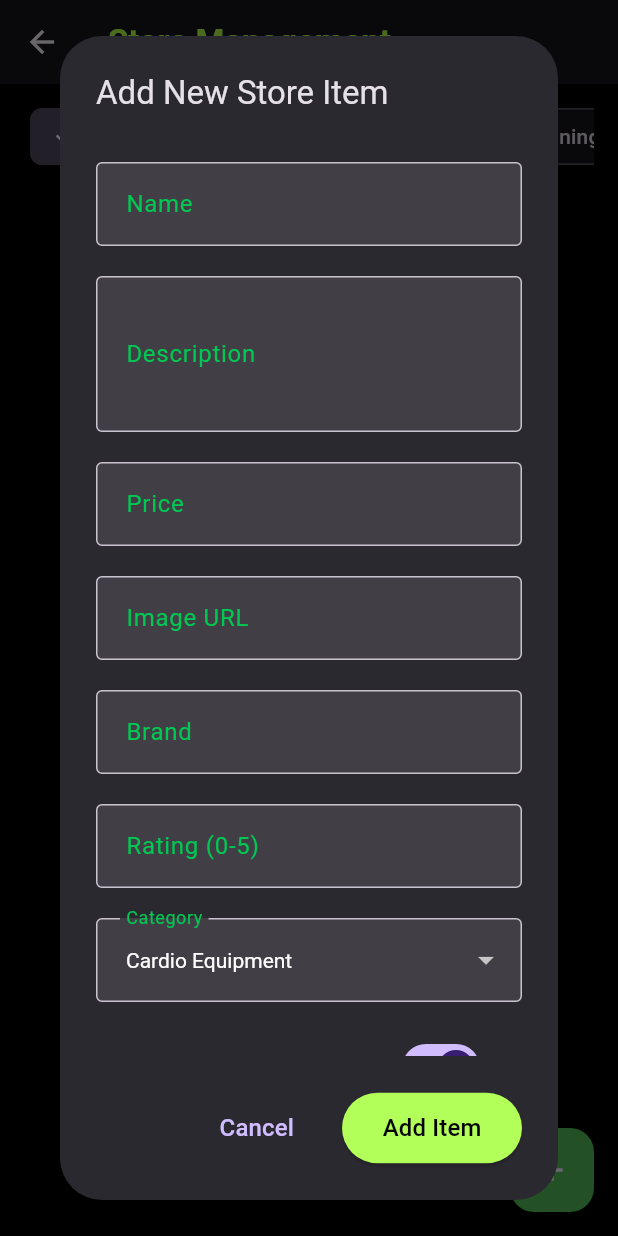
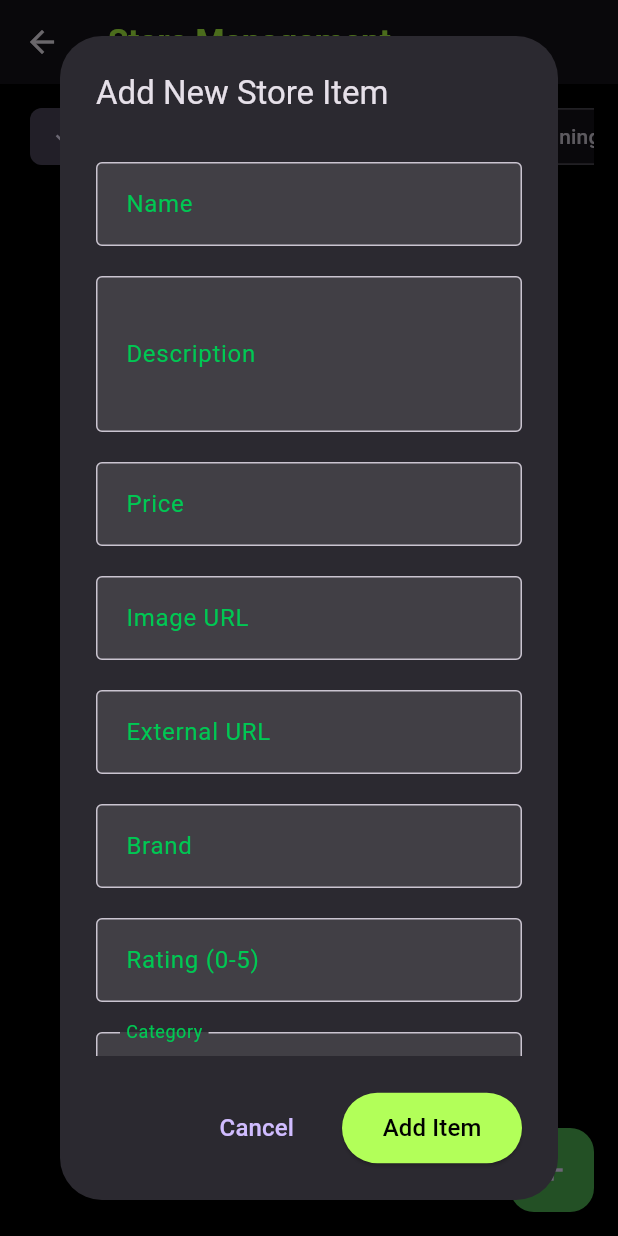
Before and after one commit to MAD-KU/fitness-bingo-app, a Flutter app: the AdminStoreScreen screen opened directly, after a tap on the "add" icon, on a phone screen of 412 x 824 dp. Run offline on Flutter 3.47's test engine with Material 3 defaults, Android fonts, the phone set to English and light mode, and no system bars; our stand-ins replace cloud_firestore, firebase_auth, firebase_core, firebase_messaging, flutter_dotenv; accounts and stored records are empty.

Commit message:
store product redirection issue fixed

```diff
--- a/lib/screens/admin/store_screen.dart
+++ b/lib/screens/admin/store_screen.dart
@@ -20,6 +20,7 @@ class _AdminStoreScreenState extends State<AdminStoreScreen> {
   late TextEditingController _imageUrlController;
   late TextEditingController _brandController;
   late TextEditingController _ratingController;
+  late TextEditingController _affiliateUrlController;
   String _selectedCategory = 'Cardio Equipment';
   bool _isAvailable = true;
 
@@ -35,6 +36,7 @@ class _AdminStoreScreenState extends State<AdminStoreScreen> {
     _descriptionController = TextEditingController();
     _priceController = TextEditingController();
     _imageUrlController = TextEditingController();
+    _affiliateUrlController = TextEditingController();
     _brandController = TextEditingController();
     _ratingController = TextEditingController();
   }
@@ -44,6 +46,7 @@ class _AdminStoreScreenState extends State<AdminStoreScreen> {
     _descriptionController.clear();
     _priceController.clear();
     _imageUrlController.clear();
+    _affiliateUrlController.clear();
     _brandController.clear();
     _ratingController.clear();
     _selectedCategory = 'Cardio Equipment';
@@ -56,6 +59,7 @@ class _AdminStoreScreenState extends State<AdminStoreScreen> {
       _descriptionController.text = item.description ?? '';
       _priceController.text = item.price?.toString() ?? '';
       _imageUrlController.text = item.imageUrl ?? '';
+      _affiliateUrlController.text = item.affiliateUrl ?? '';
       _brandController.text = item.brand ?? '';
       _ratingController.text = item.rating?.toString() ?? '';
       _selectedCategory = item.category ?? 'Cardio Equipment';
@@ -80,13 +84,15 @@ class _AdminStoreScreenState extends State<AdminStoreScreen> {
                   const SizedBox(height: 16),
                   TextFormField(
                     controller: _nameController,
-                    style: const TextStyle(color: Colors.white), // Ensure text is white
+                    style: const TextStyle(color: Colors.white),
+                    // Ensure text is white
                     decoration: InputDecoration(
                       labelText: 'Name',
                       labelStyle: TextStyle(color: Colors.greenAccent[700]),
                       border: OutlineInputBorder(),
                       focusedBorder: OutlineInputBorder(
-                        borderSide: BorderSide(color: Colors.greenAccent, width: 2),
+                        borderSide:
+                            BorderSide(color: Colors.greenAccent, width: 2),
                       ),
                       contentPadding: EdgeInsets.all(16),
                     ),
@@ -96,13 +102,15 @@ class _AdminStoreScreenState extends State<AdminStoreScreen> {
                   const SizedBox(height: 20),
                   TextFormField(
                     controller: _descriptionController,
-                    style: const TextStyle(color: Colors.white), // Ensure text is white
+                    style: const TextStyle(color: Colors.white),
+                    // Ensure text is white
                     decoration: InputDecoration(
                       labelText: 'Description',
                       labelStyle: TextStyle(color: Colors.greenAccent[700]),
                       border: OutlineInputBorder(),
                       focusedBorder: OutlineInputBorder(
-                        borderSide: BorderSide(color: Colors.greenAccent, width: 2),
+                        borderSide:
+                            BorderSide(color: Colors.greenAccent, width: 2),
                       ),
                       contentPadding: EdgeInsets.all(16),
                     ),
@@ -113,13 +121,15 @@ class _AdminStoreScreenState extends State<AdminStoreScreen> {
                   const SizedBox(height: 20),
                   TextFormField(
                     controller: _priceController,
-                    style: const TextStyle(color: Colors.white), // Ensure text is white
+                    style: const TextStyle(color: Colors.white),
+                    // Ensure text is white
                     decoration: InputDecoration(
                       labelText: 'Price',
                       labelStyle: TextStyle(color: Colors.greenAccent[700]),
                       border: OutlineInputBorder(),
                       focusedBorder: OutlineInputBorder(
-                        borderSide: BorderSide(color: Colors.greenAccent, width: 2),
+                        borderSide:
+                            BorderSide(color: Colors.greenAccent, width: 2),
                       ),
                       contentPadding: EdgeInsets.all(16),
                     ),
@@ -130,13 +140,33 @@ class _AdminStoreScreenState extends State<AdminStoreScreen> {
                   const SizedBox(height: 20),
                   TextFormField(
                     controller: _imageUrlController,
-                    style: const TextStyle(color: Colors.white), // Ensure text is white
+                    style: const TextStyle(color: Colors.white),
+                    // Ensure text is white
                     decoration: InputDecoration(
                       labelText: 'Image URL',
                       labelStyle: TextStyle(color: Colors.greenAccent[700]),
                       border: OutlineInputBorder(),
                       focusedBorder: OutlineInputBorder(
-                        borderSide: BorderSide(color: Colors.greenAccent, width: 2),
+                        borderSide:
+                            BorderSide(color: Colors.greenAccent, width: 2),
+                      ),
+                      contentPadding: EdgeInsets.all(16),
+                    ),
+                    validator: (value) =>
+                        value?.isEmpty ?? true ? 'Required' : null,
+                  ),
+                  const SizedBox(height: 20),
+                  TextFormField(
+                    controller: _affiliateUrlController,
+                    style: const TextStyle(color: Colors.white),
+                    // Ensure text is white
+                    decoration: InputDecoration(
+                      labelText: 'External URL',
+                      labelStyle: TextStyle(color: Colors.greenAccent[700]),
+                      border: OutlineInputBorder(),
+                      focusedBorder: OutlineInputBorder(
+                        borderSide:
+                            BorderSide(color: Colors.greenAccent, width: 2),
                       ),
                       contentPadding: EdgeInsets.all(16),
                     ),
@@ -146,13 +176,15 @@ class _AdminStoreScreenState extends State<AdminStoreScreen> {
                   const SizedBox(height: 20),
                   TextFormField(
                     controller: _brandController,
-                    style: const TextStyle(color: Colors.white), // Ensure text is white
+                    style: const TextStyle(color: Colors.white),
+                    // Ensure text is white
                     decoration: InputDecoration(
                       labelText: 'Brand',
                       labelStyle: TextStyle(color: Colors.greenAccent[700]),
                       border: OutlineInputBorder(),
                       focusedBorder: OutlineInputBorder(
-                        borderSide: BorderSide(color: Colors.greenAccent, width: 2),
+                        borderSide:
+                            BorderSide(color: Colors.greenAccent, width: 2),
                       ),
                       contentPadding: EdgeInsets.all(16),
                     ),
@@ -162,13 +194,15 @@ class _AdminStoreScreenState extends State<AdminStoreScreen> {
                   const SizedBox(height: 20),
                   TextFormField(
                     controller: _ratingController,
-                    style: const TextStyle(color: Colors.white), // Ensure text is white
+                    style: const TextStyle(color: Colors.white),
+                    // Ensure text is white
                     decoration: InputDecoration(
                       labelText: 'Rating (0-5)',
                       labelStyle: TextStyle(color: Colors.greenAccent[700]),
                       border: OutlineInputBorder(),
                       focusedBorder: OutlineInputBorder(
-                        borderSide: BorderSide(color: Colors.greenAccent, width: 2),
+                        borderSide:
+                            BorderSide(color: Colors.greenAccent, width: 2),
                       ),
                       contentPadding: EdgeInsets.all(16),
                     ),
@@ -185,7 +219,8 @@ class _AdminStoreScreenState extends State<AdminStoreScreen> {
                   const SizedBox(height: 20),
                   DropdownButtonFormField<String>(
                     value: _selectedCategory,
-                    style: const TextStyle(color: Colors.white), // Ensure text is white
+                    style: const TextStyle(color: Colors.white),
+                    // Ensure text is white
                     decoration: InputDecoration(
                       labelText: 'Category',
                       labelStyle: TextStyle(color: Colors.greenAccent[700]),
@@ -248,6 +283,7 @@ class _AdminStoreScreenState extends State<AdminStoreScreen> {
                   description: _descriptionController.text,
                   price: double.parse(_priceController.text),
                   imageUrl: _imageUrlController.text,
+                  affiliateUrl: _affiliateUrlController.text,
                   category: _selectedCategory,
                   brand: _brandController.text,
                   rating: double.tryParse(_ratingController.text),
@@ -415,7 +451,7 @@ class _AdminStoreScreenState extends State<AdminStoreScreen> {
                           StoreItemCard(item: item),
                           Positioned(
                             top: 8,
-                            right: 8,
+                            right: 56,
                             child: Row(
                               children: [
                                 CircleAvatar(
```
Also changed, not shown: lib/screens/admin/store_item_card.dart (+16 -6 lines), 1 other file.
